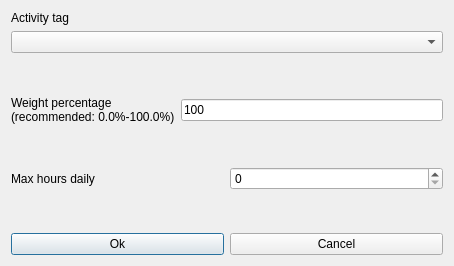
Before: the Qt Designer form fet/src/interface/modifyconstraintstudentsactivitytagmaxhoursdailyrealdaysform_template.ui in vonmecheln/fet, drawn with Qt 5.
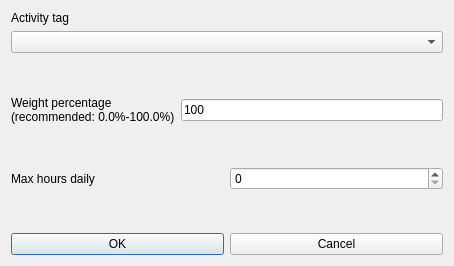
After: the same form once the commit is applied.

Patch:
```diff
--- a/fet/src/interface/modifyconstraintstudentsactivitytagmaxhoursdailyrealdaysform_template.ui
+++ b/fet/src/interface/modifyconstraintstudentsactivitytagmaxhoursdailyrealdaysform_template.ui
@@ -145,7 +145,7 @@
      <item>
       <widget class="QPushButton" name="okPushButton">
        <property name="text">
-        <string>Ok</string>
+        <string>OK</string>
        </property>
       </widget>
      </item>
```
